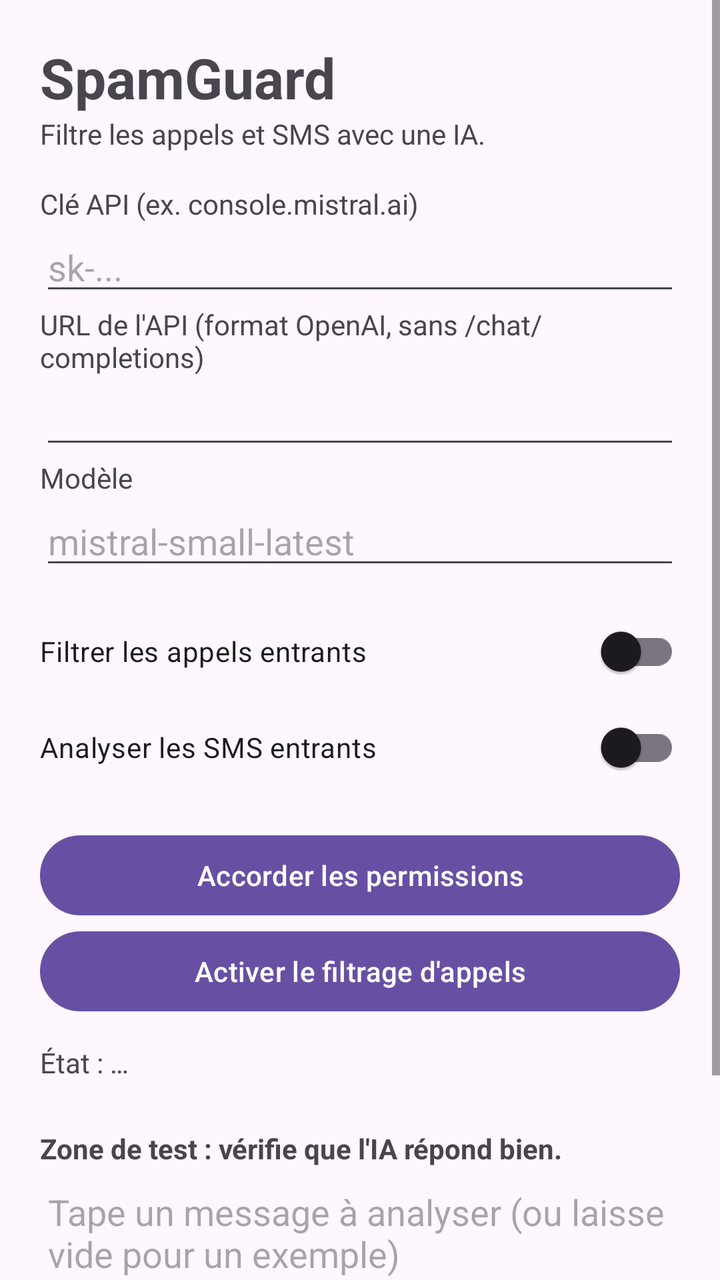
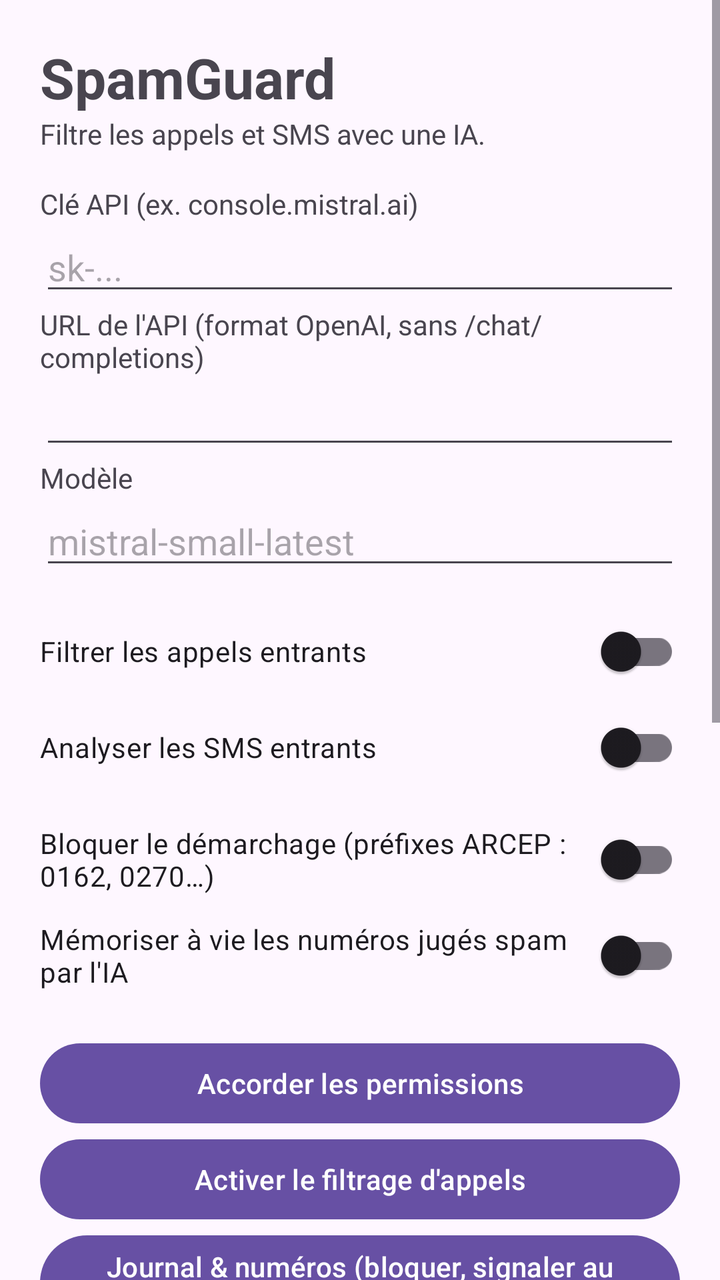

Two renders of the same Android screen: before a commit and after it. Below are the layout's source before the change and the commit's diff.
<!-- AndroidManifest.xml: application theme Theme.SpamGuard -->
<!-- res/layout/activity_main.xml -->
<?xml version="1.0" encoding="utf-8"?>
<ScrollView xmlns:android="http://schemas.android.com/apk/res/android"
    android:layout_width="match_parent"
    android:layout_height="match_parent">

    <LinearLayout
        android:layout_width="match_parent"
        android:layout_height="wrap_content"
        android:orientation="vertical"
        android:padding="20dp">

        <TextView
            android:layout_width="match_parent"
            android:layout_height="wrap_content"
            android:text="SpamGuard"
            android:textSize="28sp"
            android:textStyle="bold" />

        <TextView
            android:layout_width="match_parent"
            android:layout_height="wrap_content"
            android:layout_marginBottom="16dp"
            android:text="Filtre les appels et SMS avec une IA." />

        <TextView
            android:layout_width="match_parent"
            android:layout_height="wrap_content"
            android:text="Clé API (ex. console.mistral.ai)" />

        <EditText
            android:id="@+id/etApiKey"
            android:layout_width="match_parent"
            android:layout_height="wrap_content"
            android:hint="sk-..."
            android:inputType="textPassword" />

        <TextView
            android:layout_width="match_parent"
            android:layout_height="wrap_content"
            android:text="URL de l'API (format OpenAI, sans /chat/completions)" />

        <EditText
            android:id="@+id/etBaseUrl"
            android:layout_width="match_parent"
            android:layout_height="wrap_content"
            android:inputType="textUri" />

        <TextView
            android:layout_width="match_parent"
            android:layout_height="wrap_content"
            android:text="Modèle" />

        <EditText
            android:id="@+id/etModel"
            android:layout_width="match_parent"
            android:layout_height="wrap_content"
            android:hint="mistral-small-latest" />

        <com.google.android.material.switchmaterial.SwitchMaterial
            android:id="@+id/swCalls"
            android:layout_width="match_parent"
            android:layout_height="wrap_content"
            android:layout_marginTop="12dp"
            android:text="Filtrer les appels entrants" />

        <com.google.android.material.switchmaterial.SwitchMaterial
            android:id="@+id/swSms"
            android:layout_width="match_parent"
            android:layout_height="wrap_content"
            android:text="Analyser les SMS entrants" />

        <Button
            android:id="@+id/btnPermissions"
            android:layout_width="match_parent"
            android:layout_height="wrap_content"
            android:layout_marginTop="16dp"
            android:text="Accorder les permissions" />

        <Button
            android:id="@+id/btnEnableRole"
            android:layout_width="match_parent"
            android:layout_height="wrap_content"
            android:text="Activer le filtrage d'appels" />

        <TextView
            android:id="@+id/tvStatus"
            android:layout_width="match_parent"
            android:layout_height="wrap_content"
            android:layout_marginTop="12dp"
            android:text="État : …" />

        <TextView
            android:layout_width="match_parent"
            android:layout_height="wrap_content"
            android:layout_marginTop="24dp"
            android:text="Zone de test : vérifie que l'IA répond bien."
            android:textStyle="bold" />

        <EditText
            android:id="@+id/etTestMessage"
            android:layout_width="match_parent"
            android:layout_height="wrap_content"
            android:gravity="top"
            android:hint="Tape un message à analyser (ou laisse vide pour un exemple)"
            android:inputType="textMultiLine"
            android:minLines="3" />

        <Button
            android:id="@+id/btnTest"
            android:layout_width="match_parent"
            android:layout_height="wrap_content"
            android:text="Tester l'analyse" />

        <TextView
            android:id="@+id/tvResult"
            android:layout_width="match_parent"
            android:layout_height="wrap_content"
            android:layout_marginTop="8dp"
            android:text="" />

    </LinearLayout>
</ScrollView>
<!-- resources referenced by this layout -->
<resources>
  <style name="Theme.SpamGuard" parent="Theme.Material3.DayNight.NoActionBar" />
</resources>

<!-- the commit's change to res/layout/activity_main.xml (unified diff, before → after) -->
@@ -69,6 +69,19 @@
             android:layout_height="wrap_content"
             android:text="Analyser les SMS entrants" />
 
+        <com.google.android.material.switchmaterial.SwitchMaterial
+            android:id="@+id/swDemarchage"
+            android:layout_width="match_parent"
+            android:layout_height="wrap_content"
+            android:layout_marginTop="8dp"
+            android:text="Bloquer le démarchage (préfixes ARCEP : 0162, 0270…)" />
+
+        <com.google.android.material.switchmaterial.SwitchMaterial
+            android:id="@+id/swAutoBlacklist"
+            android:layout_width="match_parent"
+            android:layout_height="wrap_content"
+            android:text="Mémoriser à vie les numéros jugés spam par l'IA" />
+
         <Button
             android:id="@+id/btnPermissions"
             android:layout_width="match_parent"
@@ -82,12 +95,50 @@
             android:layout_height="wrap_content"
             android:text="Activer le filtrage d'appels" />
 
+        <Button
+            android:id="@+id/btnJournal"
+            android:layout_width="match_parent"
+            android:layout_height="wrap_content"
+            android:text="Journal &amp; numéros (bloquer, signaler au 33700)" />
+
         <TextView
             android:id="@+id/tvStatus"
             android:layout_width="match_parent"
             android:layout_height="wrap_content"
             android:layout_marginTop="12dp"
             android:text="État : …" />
+
+        <TextView
+            android:layout_width="match_parent"
+            android:layout_height="wrap_content"
+            android:layout_marginTop="24dp"
+            android:text="Base offline des organismes (756 879 numéros)"
+            android:textStyle="bold" />
+
+        <TextView
+            android:layout_width="match_parent"
+            android:layout_height="wrap_content"
+            android:text="Hôpitaux, écoles, mairies… reconnus hors ligne et jamais bloqués. Source WinCalls, licence ODbL." />
+
+        <Button
+            android:id="@+id/btnDownloadDb"
+            android:layout_width="match_parent"
+            android:layout_height="wrap_content"
+            android:layout_marginTop="8dp"
+            android:text="Télécharger / mettre à jour la base (~34 Mo)" />
+
+        <com.google.android.material.switchmaterial.SwitchMaterial
+            android:id="@+id/swWeeklyDb"
+            android:layout_width="match_parent"
+            android:layout_height="wrap_content"
+            android:text="Mise à jour automatique hebdomadaire" />
+
+        <TextView
+            android:id="@+id/tvDbStatus"
+            android:layout_width="match_parent"
+            android:layout_height="wrap_content"
+            android:layout_marginTop="4dp"
+            android:text="Base : pas encore téléchargée" />
 
         <TextView
             android:layout_width="match_parent"
